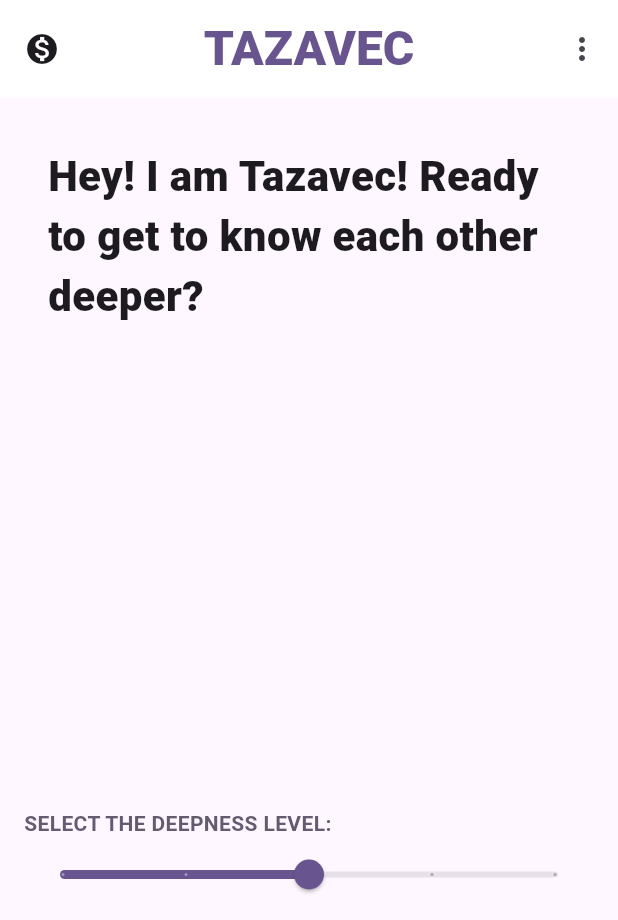
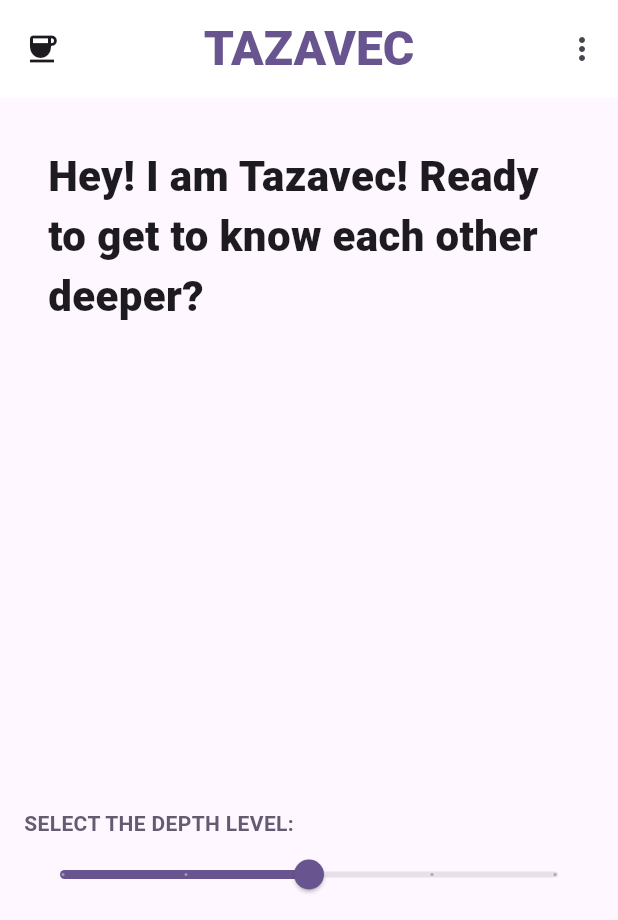
Before and after one commit to BranislavMateas/tazavec, a Flutter app: the screen it shows after launch, on a phone screen of 412 x 824 dp. Shown: the top 920 px of the screen. Run offline on Flutter 3.47's test engine with Material 3 defaults, Android fonts, the phone set to English and light mode, and no system bars; our stand-ins replace device_info_plus, google_mobile_ads, internet_connection_checker, loggy; missing offline and left inert: groq_sdk.

Commit message:
Minor improvements

```diff
--- a/lib/pages/home_page.dart
+++ b/lib/pages/home_page.dart
@@ -124,7 +124,7 @@ class _HomePageState extends State<HomePage> with UiLoggy {
           leading: IconButton(
             tooltip: "Support Tazavec",
             onPressed: () async => await _launchSupport(),
-            icon: const Icon(Icons.monetization_on),
+            icon: const Icon(Icons.coffee),
           ),
           actions: [
             PopupMenuButton<String>(
@@ -252,7 +252,7 @@ class _HomePageState extends State<HomePage> with UiLoggy {
       crossAxisAlignment: CrossAxisAlignment.start,
       children: [
         Text(
-          "Select the DEEPNESS level:".toUpperCase(),
+          "Select the DEPTH level:".toUpperCase(),
           style: TextStyle(
             fontSize: 14,
             color: Theme.of(context).colorScheme.secondary,
--- a/pubspec.yaml
+++ b/pubspec.yaml
@@ -3,7 +3,7 @@ description: "Tazavec offers a fun way to break the ice and start meaningful con
 
 publish_to: 'none' # Remove this line if you wish to publish to pub.dev
 
-version: 1.0.3+7
+version: 1.0.3+8
 
 environment:
   sdk: '>=3.4.3 <4.0.0'
```
